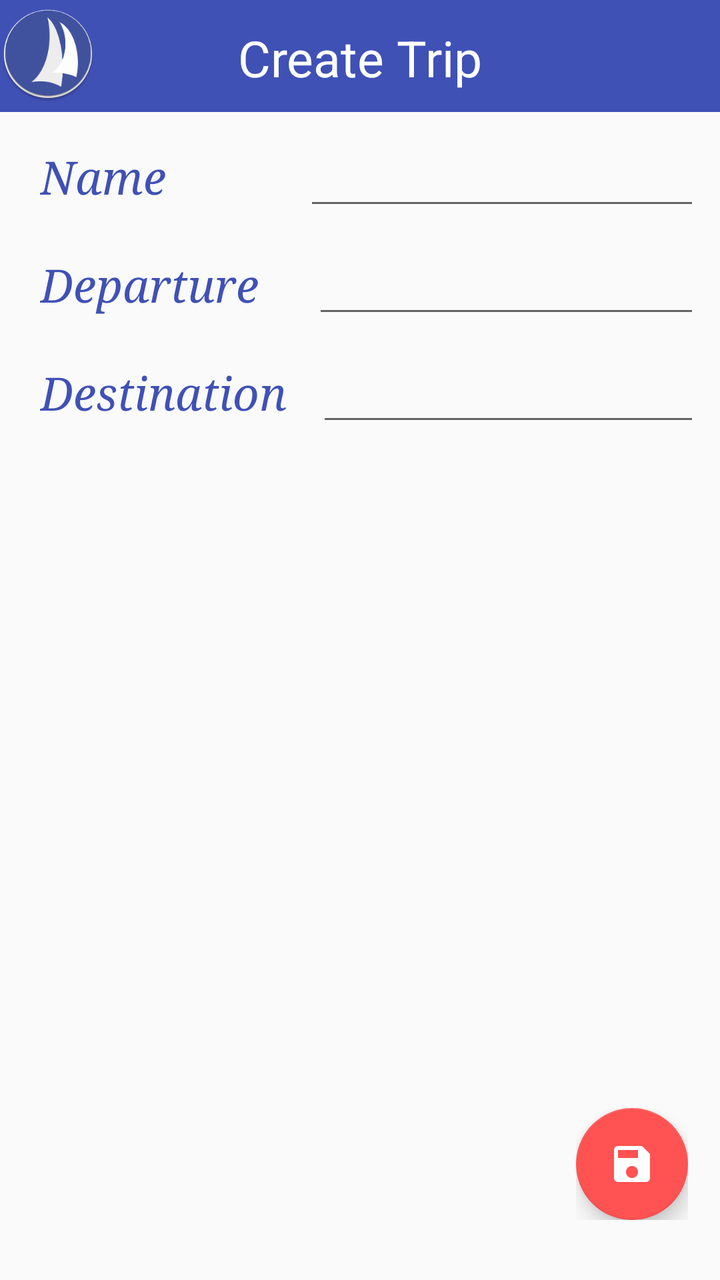
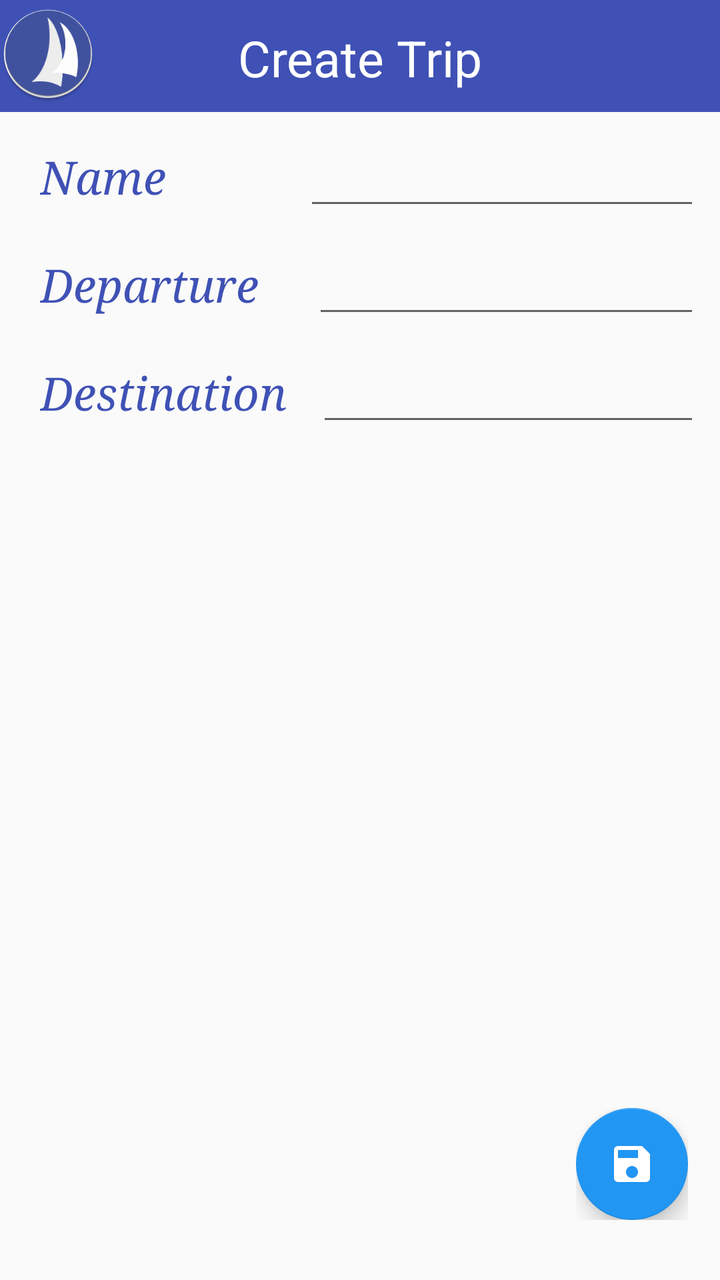

An Android layout rendered at two revisions. The XML below is the earlier revision; the diff shows what the commit changed to produce the second picture.
<!-- AndroidManifest.xml: application theme Base.Theme.Toolbar -->
<!-- res/layout/activity_create_trips.xml -->
<?xml version="1.0" encoding="utf-8"?>
<LinearLayout xmlns:android="http://schemas.android.com/apk/res/android"
    android:layout_width="match_parent"
    android:layout_height="match_parent"
    android:orientation="vertical">

    <RelativeLayout xmlns:android="http://schemas.android.com/apk/res/android"
        xmlns:app="http://schemas.android.com/apk/res-auto"
        xmlns:tools="http://schemas.android.com/tools"
        android:id="@+id/MRL1"
        android:layout_width="match_parent"
        android:layout_height="match_parent"
        android:orientation="vertical"
        tools:context=".MainActivityTrips">

        <android.support.v7.widget.Toolbar
            android:id="@+id/toolbar"
            android:layout_width="match_parent"
            android:layout_height="56dp"
            android:background="?attr/colorPrimary"
            android:minHeight="?attr/actionBarSize"
            android:theme="@style/Base.Theme.Test"
            app:popupTheme="@style/ThemeOverlay.AppCompat.Light" />

        <ImageView
            android:id="@+id/imageView1"
            android:layout_width="wrap_content"
            android:layout_height="wrap_content"
            android:layout_alignParentStart="true"
            android:layout_alignParentTop="true"
            android:layout_marginTop="3dp"
            android:src="@mipmap/ic_launcher" />

        <TextView
            android:id="@+id/titleTextView"
            android:layout_width="wrap_content"
            android:layout_height="wrap_content"
            android:layout_alignParentTop="true"
            android:layout_centerHorizontal="true"
            android:layout_marginBottom="@dimen/activity_vertical_margin"
            android:padding="12dp"
            android:text="Create Trip"
            android:textColor="@color/white"
            android:textSize="25sp" />

        <ScrollView xmlns:android="http://schemas.android.com/apk/res/android"
            android:id="@+id/scrollView1"
            android:layout_width="match_parent"
            android:layout_height="wrap_content"
            android:layout_below="@+id/toolbar">

            <LinearLayout xmlns:android="http://schemas.android.com/apk/res/android"
                android:layout_width="match_parent"
                android:layout_height="match_parent"
                android:orientation="vertical">

                <LinearLayout
                    android:id="@+id/fieldlayout1"
                    android:layout_width="match_parent"
                    android:layout_height="wrap_content"
                    android:layout_below="@+id/toolbar"
                    android:layout_marginEnd="10dp"
                    android:layout_marginStart="10dp"
                    android:layout_marginTop="10dp"
                    android:orientation="horizontal">

                    <TextView
                        android:id="@+id/textViewName"
                        android:layout_width="wrap_content"
                        android:layout_height="wrap_content"
                        android:layout_marginEnd="10dp"
                        android:layout_marginStart="10dp"
                        android:text="Name         "
                        android:textColor="@color/textMain"
                        android:textSize="23sp"
                        android:textStyle="italic"
                        android:typeface="serif" />

                    <EditText
                        android:id="@+id/editTextName"
                        android:layout_width="wrap_content"
                        android:layout_height="wrap_content"
                        android:layout_marginStart="5dp"
                        android:layout_weight="1.07"
                        android:ems="10"
                        android:inputType="text"
                        android:textSize="20sp" />

                </LinearLayout>

                <LinearLayout
                    android:id="@+id/fieldlayout2"
                    android:layout_width="match_parent"
                    android:layout_height="wrap_content"
                    android:layout_below="@+id/fieldlayout1"
                    android:layout_marginEnd="10dp"
                    android:layout_marginStart="10dp"
                    android:layout_marginTop="10dp"
                    android:orientation="horizontal">

                    <TextView
                        android:id="@+id/textViewDeparture"
                        android:layout_width="wrap_content"
                        android:layout_height="wrap_content"
                        android:layout_marginEnd="10dp"
                        android:layout_marginStart="10dp"
                        android:text="Departure  "
                        android:textColor="@color/textMain"
                        android:textSize="23sp"
                        android:textStyle="italic"
                        android:typeface="serif" />

                    <EditText
                        android:id="@+id/editTextDeparture"
                        android:layout_width="wrap_content"
                        android:layout_height="wrap_content"
                        android:layout_marginStart="5dp"
                        android:layout_weight="1.07"
                        android:ems="10"
                        android:inputType="text"
                        android:textSize="20sp" />

                </LinearLayout>

                <LinearLayout
                    android:id="@+id/fieldlayout3"
                    android:layout_width="match_parent"
                    android:layout_height="wrap_content"
                    android:layout_marginEnd="10dp"
                    android:layout_marginStart="10dp"
                    android:layout_marginTop="10dp"
                    android:orientation="horizontal">

                    <TextView
                        android:id="@+id/textViewDestination"
                        android:layout_width="wrap_content"
                        android:layout_height="wrap_content"
                        android:layout_marginEnd="10dp"
                        android:layout_marginStart="10dp"
                        android:text="Destination"
                        android:textColor="@color/textMain"
                        android:textSize="23sp"
                        android:textStyle="italic"
                        android:typeface="serif" />

                    <EditText
                        android:id="@+id/editTextDestination"
                        android:layout_width="wrap_content"
                        android:layout_height="wrap_content"
                        android:layout_marginStart="5dp"
                        android:layout_weight="1.07"
                        android:ems="10"
                        android:inputType="text"
                        android:textSize="20sp" />

                </LinearLayout>


            </LinearLayout>
        </ScrollView>

        <LinearLayout
            android:layout_width="match_parent"
            android:layout_height="match_parent"
            android:orientation="vertical"
            android:weightSum="1">

            <include layout="@layout/layout_fabsave" />

        </LinearLayout>
    </RelativeLayout>
</LinearLayout>
<!-- res/layout/layout_fabsave.xml (included above) -->
<?xml version="1.0" encoding="utf-8"?>
<FrameLayout
    xmlns:android="http://schemas.android.com/apk/res/android"
    xmlns:app="http://schemas.android.com/apk/res-auto"
    android:id="@+id/fabFrame"
    android:layout_width="match_parent"
    android:layout_height="match_parent"
    android:paddingLeft="@dimen/activity_horizontal_margin"
    android:paddingRight="@dimen/activity_horizontal_margin"
    android:orientation="vertical">

    <LinearLayout
        android:layout_width="wrap_content"
        android:layout_height="wrap_content"
        android:gravity="center_vertical"
        android:layout_gravity="bottom|end"
        android:layout_marginBottom="30dp"
        android:orientation="horizontal">

        <android.support.design.widget.FloatingActionButton
            android:id="@+id/fabSave"
            android:layout_width="wrap_content"
            android:layout_height="wrap_content"
            android:layout_gravity="bottom|end"
            android:src="@drawable/ic_save_white"
            app:backgroundTint="@color/fab"
            app:fabSize="normal" />

    </LinearLayout>
</FrameLayout>
<!-- resources referenced by this layout -->
<resources>
  <color name="fab">@color/night_text</color>
  <color name="textMain">#ff3F51B5</color>
  <color name="white">#ffffff</color>
  <dimen name="activity_horizontal_margin">16dp</dimen>
  <dimen name="activity_vertical_margin">16dp</dimen>
  <!-- drawable ic_save_white: png bitmap (drawable-hdpi, 391 bytes) -->
  <!-- mipmap ic_launcher: png bitmap (mipmap-hdpi, 5911 bytes) -->
  <style name="Base.Theme.Test" parent="Theme.AppCompat.Light.NoActionBar">
          <item name="colorPrimary">@color/primary</item>
          <item name="colorPrimaryDark">@color/primary_dark</item>
          <item name="colorAccent">@color/night_text</item>
          <item name="android:textColorPrimary">@color/white</item>
          <item name="android:homeAsUpIndicator">@drawable/ic_action_menu</item>
      </style>
  <style name="Base.Theme.Toolbar" parent="Theme.AppCompat.Light.NoActionBar">
          <item name="colorPrimary">@color/primary</item>
          <item name="colorPrimaryDark">@color/primary_dark</item>
          <item name="colorAccent">@color/night_text</item>
          <item name="mcab_contentinset_start">60dp</item>
      </style>
  <color name="night_text">@color/accent</color>
  <color name="primary">#ff3F51B5</color>
  <color name="primary_dark">#ff303F9F</color>
  <!-- drawable ic_action_menu (drawable) -->
  <?xml version="1.0" encoding="utf-8"?>
  <vector xmlns:android="http://schemas.android.com/apk/res/android"
      android:width="24dp"
      android:height="24dp"
      android:viewportWidth="24"
      android:viewportHeight="24">
  
      <path
          android:pathData="M0 0h24v24H0z" />
      <path
          android:fillColor="#ffffff"
          android:pathData="M3 18h18v-2H3v2zm0-5h18v-2H3v2zm0-7v2h18V6H3z" />
  </vector>
  <color name="accent">#ffFF5252</color>
</resources>

<!-- the commit's change to res/layout/activity_create_trips.xml (unified diff, before → after) -->
@@ -1,19 +1,26 @@
 <?xml version="1.0" encoding="utf-8"?>
-<LinearLayout xmlns:android="http://schemas.android.com/apk/res/android"
+<androidx.drawerlayout.widget.DrawerLayout xmlns:android="http://schemas.android.com/apk/res/android"
+    xmlns:app="http://schemas.android.com/apk/res-auto"
+    xmlns:tools="http://schemas.android.com/tools"
+    android:id="@+id/drawer_layout"
+    android:layout_height="match_parent"
     android:layout_width="match_parent"
-    android:layout_height="match_parent"
-    android:orientation="vertical">
-
-    <RelativeLayout xmlns:android="http://schemas.android.com/apk/res/android"
-        xmlns:app="http://schemas.android.com/apk/res-auto"
-        xmlns:tools="http://schemas.android.com/tools"
-        android:id="@+id/MRL1"
+    android:fitsSystemWindows="true">
+
+    <LinearLayout
         android:layout_width="match_parent"
         android:layout_height="match_parent"
-        android:orientation="vertical"
-        tools:context=".MainActivityTrips">
-
-        <android.support.v7.widget.Toolbar
+        android:orientation="vertical">
+
+
+        <RelativeLayout
+            android:layout_width="match_parent"
+            android:layout_height="match_parent"
+            tools:context=".MainActivityTrips"
+            android:orientation="vertical"
+            android:id="@+id/MRL1">
+
+        <androidx.appcompat.widget.Toolbar
             android:id="@+id/toolbar"
             android:layout_width="match_parent"
             android:layout_height="56dp"
@@ -168,8 +175,20 @@
             <include layout="@layout/layout_fabsave" />
 
         </LinearLayout>
-    </RelativeLayout>
-</LinearLayout>
+        </RelativeLayout>
+    </LinearLayout>
+
+    <com.google.android.material.navigation.NavigationView
+        android:id="@+id/nav_view"
+        android:layout_height="match_parent"
+        android:layout_width="wrap_content"
+        android:layout_gravity="start"
+        android:fitsSystemWindows="true"
+        app:headerLayout="@layout/nav_header"
+        app:menu="@menu/drawer_create_entries"
+        app:theme="@style/NavigationViewTheme" />
+
+</androidx.drawerlayout.widget.DrawerLayout>
 <!-- res/layout/layout_fabsave.xml (included above) -->
 <?xml version="1.0" encoding="utf-8"?>
 <FrameLayout
@@ -190,7 +209,7 @@
         android:layout_marginBottom="30dp"
         android:orientation="horizontal">
 
-        <android.support.design.widget.FloatingActionButton
+        <com.google.android.material.floatingactionbutton.FloatingActionButton
             android:id="@+id/fabSave"
             android:layout_width="wrap_content"
             android:layout_height="wrap_content"
@@ -201,3 +220,34 @@
 
     </LinearLayout>
 </FrameLayout>
+<!-- res/layout/nav_header.xml (included above) -->
+<?xml version="1.0" encoding="utf-8"?>
+<LinearLayout xmlns:android="http://schemas.android.com/apk/res/android"
+    android:layout_width="match_parent"
+    android:layout_height="192dp"
+    android:id="@+id/layout11"
+    android:background="@color/primary"
+    android:padding="16dp"
+    android:theme="@style/ThemeOverlay.AppCompat.Dark"
+    android:orientation="vertical"
+    android:gravity="bottom">
+
+    <ImageView
+        android:layout_width="100dp"
+        android:layout_height="100dp"
+        android:id="@+id/imVie_AppLogo"
+        android:src="@mipmap/ic_launcher"
+        android:layout_marginBottom="12dp"
+        android:layout_gravity="center_horizontal" />
+
+
+    <TextView
+        android:layout_width="wrap_content"
+        android:layout_height="wrap_content"
+        android:text="@string/BoatLog"
+        android:layout_gravity="center_horizontal"
+        style="@style/TextAppearance.AppCompat.Subhead" />
+
+
+
+</LinearLayout>
<!-- resource entries referenced after the edit -->
@@ -7,6 +7,7 @@
   <dimen name="activity_vertical_margin">16dp</dimen>
   <!-- drawable ic_save_white: png bitmap (drawable-hdpi, 391 bytes) -->
   <!-- mipmap ic_launcher: png bitmap (mipmap-hdpi, 5911 bytes) -->
+  <string name="BoatLog">BoatLog</string>
   <style name="Base.Theme.Test" parent="Theme.AppCompat.Light.NoActionBar">
           <item name="colorPrimary">@color/primary</item>
           <item name="colorPrimaryDark">@color/primary_dark</item>
@@ -14,11 +15,14 @@
           <item name="android:textColorPrimary">@color/white</item>
           <item name="android:homeAsUpIndicator">@drawable/ic_action_menu</item>
       </style>
+  <style name="NavigationViewTheme" parent="AppTheme">
+          <item name="textAppearanceListItem">@style/TextAppearance.AppCompat.Body2</item>
+      </style>
+      ThemeOverlay_Material_Dialog_Alert
   <style name="Base.Theme.Toolbar" parent="Theme.AppCompat.Light.NoActionBar">
           <item name="colorPrimary">@color/primary</item>
           <item name="colorPrimaryDark">@color/primary_dark</item>
           <item name="colorAccent">@color/night_text</item>
-          <item name="mcab_contentinset_start">60dp</item>
       </style>
   <color name="night_text">@color/accent</color>
   <color name="primary">#ff3F51B5</color>
@@ -37,6 +41,11 @@
           android:fillColor="#ffffff"
           android:pathData="M3 18h18v-2H3v2zm0-5h18v-2H3v2zm0-7v2h18V6H3z" />
   </vector>
-  <color name="accent">#ffFF5252</color>
+  <style name="AppTheme" parent="android:Theme.Material.Light">
+          <item name="android:colorPrimary">@color/primary</item>
+          <item name="android:colorPrimaryDark">@color/primary_dark</item>
+          <item name="android:colorAccent">@color/night_text</item>
+      </style>
+  <color name="accent">#2196F3</color>
 </resources>
 
